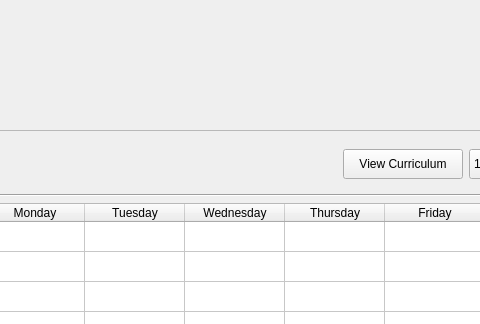
Before: the Qt Designer form cisc_V-Hub/ui/schedule.ui in PenJR/CISC-VHUB, drawn with Qt 5; both pictures show x 673 to 1153 and y 0 to 324 of the 1366 by 768 pixel window.
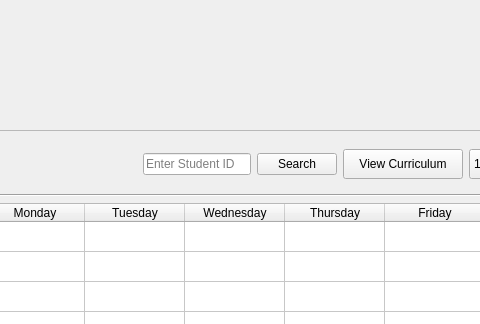
After: the same form once the commit is applied.

```diff
--- a/cisc_V-Hub/ui/schedule.ui
+++ b/cisc_V-Hub/ui/schedule.ui
@@ -53,6 +53,26 @@
                </property>
               </widget>
              </item>
+             <item alignment="Qt::AlignRight">
+              <widget class="QLineEdit" name="StudentSearch">
+               <property name="placeholderText">
+                <string>Enter Student ID</string>
+               </property>
+              </widget>
+             </item>
+             <item>
+              <widget class="QPushButton" name="Search">
+               <property name="sizePolicy">
+                <sizepolicy hsizetype="Maximum" vsizetype="Maximum">
+                 <horstretch>0</horstretch>
+                 <verstretch>0</verstretch>
+                </sizepolicy>
+               </property>
+               <property name="text">
+                <string>Search</string>
+               </property>
+              </widget>
+             </item>
              <item>
               <widget class="QPushButton" name="viewCurriculum">
                <property name="minimumSize">
```
Left out of the diff: 12 changed lines with no effect on the pictures.
